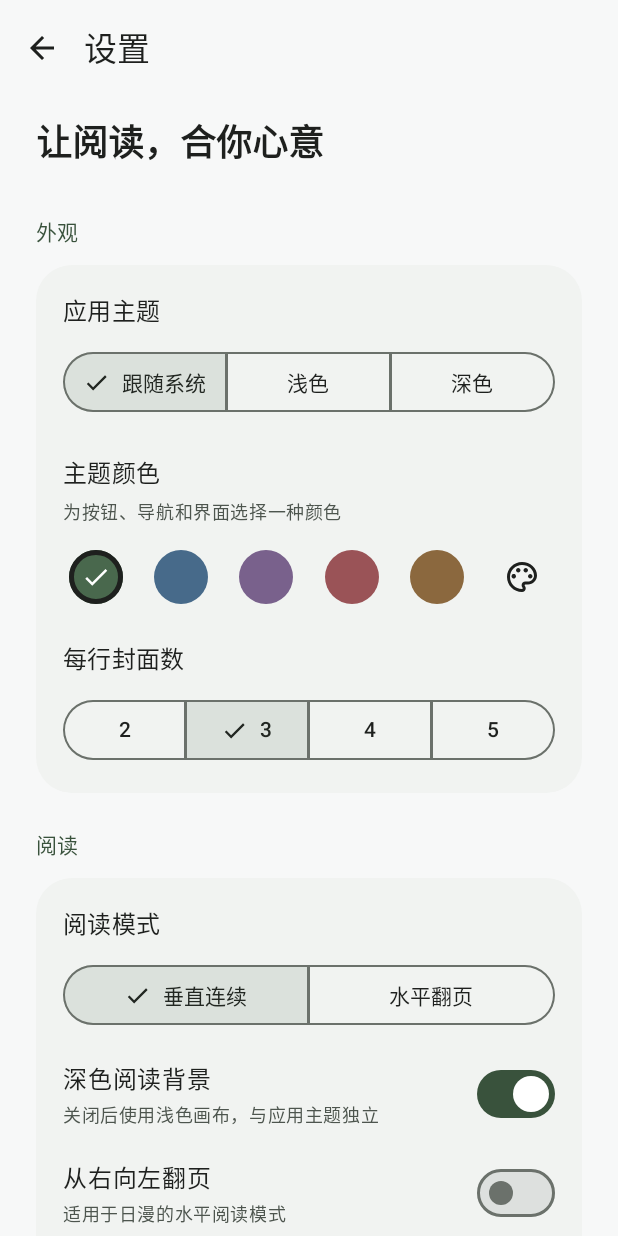
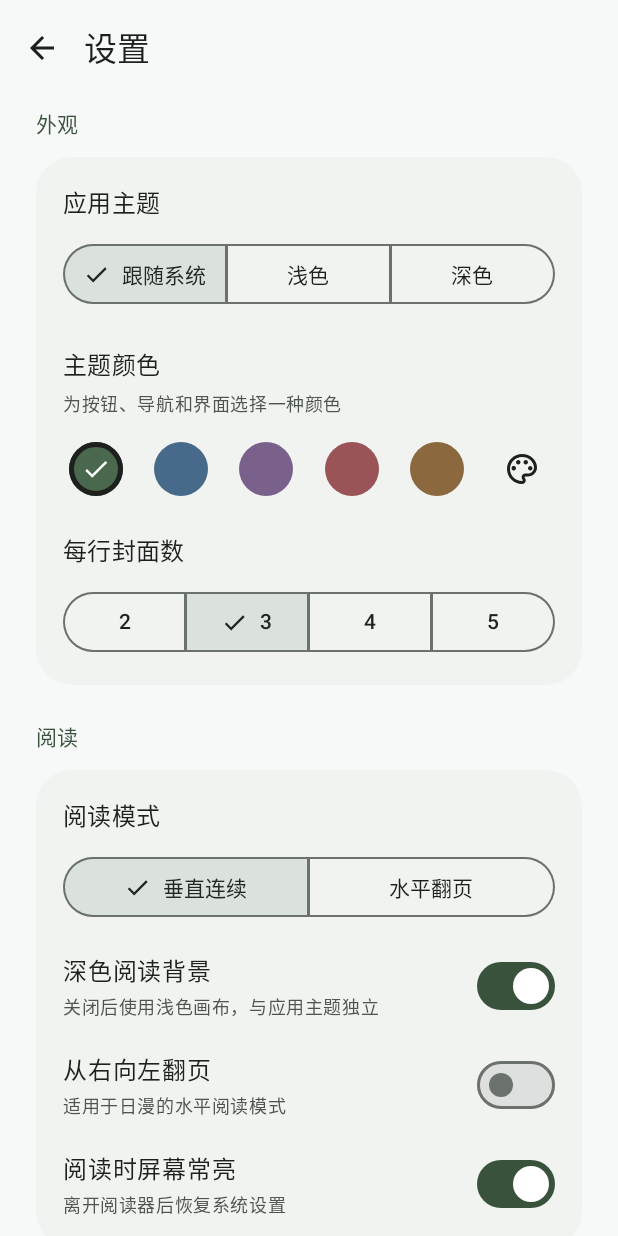
Before and after one commit to Zo-Live/ZViewer, an Android app built with Jetpack Compose: the screen it shows after launch (MainActivity), after a tap on "设置", on a phone screen of 412 x 824 dp. Run offline under Robolectric (Android 15) with nearby library versions, the light colour scheme and no system bars; libraries missing offline, so code that uses them is left out: me.zhanghai.android.

Commit message:
feat: 更新双色 Z 图标并精简界面文案，发布 1.0.1

```diff
--- a/app/build.gradle.kts
+++ b/app/build.gradle.kts
@@ -11,8 +11,8 @@ android {
         applicationId = "dev.zolive.zviewer"
         minSdk = 29
         targetSdk = 36
-        versionCode = 1
-        versionName = "1.0.0"
+        versionCode = 2
+        versionName = "1.0.1"
         testInstrumentationRunner = "androidx.test.runner.AndroidJUnitRunner"
         ndk { abiFilters += listOf("arm64-v8a", "x86_64") }
     }
--- a/app/src/main/java/dev/zolive/zviewer/ui/LibraryScreen.kt
+++ b/app/src/main/java/dev/zolive/zviewer/ui/LibraryScreen.kt
@@ -37,6 +37,7 @@ import androidx.compose.ui.graphics.luminance
 import androidx.compose.ui.graphics.vector.ImageVector
 import androidx.compose.ui.layout.ContentScale
 import androidx.compose.ui.text.font.FontWeight
+import androidx.compose.ui.text.style.TextAlign
 import androidx.compose.ui.text.style.TextOverflow
 import androidx.compose.ui.unit.dp
 import androidx.compose.ui.unit.sp
@@ -161,7 +162,7 @@ private fun LibraryScreen(state: LibraryState, model: LibraryViewModel, onSettin
                     verticalAlignment = Alignment.CenterVertically) {
                     Column(Modifier.weight(1f)) {
                         Text(titles[tab], style = MaterialTheme.typography.headlineLarge, fontWeight = FontWeight.Bold)
-                        Text("${books.size} 本漫画 · 随时翻开，接着读", Modifier.padding(top = 5.dp),
+                        Text("${books.size} 本漫画", Modifier.padding(top = 5.dp),
                             style = MaterialTheme.typography.bodyMedium, color = MaterialTheme.colorScheme.onSurfaceVariant)
                     }
                     IconButton(onClick = model::refresh, enabled = !state.scanning) { Icon(Icons.Outlined.Refresh, "刷新书库") }
@@ -222,17 +223,9 @@ private fun WelcomeScreen(onChooseLibrary: () -> Unit) {
             drawCircle(primary, 6f, Offset(size.width * .53f, size.height * .66f))
         }
         Spacer(Modifier.height(30.dp))
-        Text("好故事，就在手边。", style = MaterialTheme.typography.headlineSmall, fontWeight = FontWeight.Bold)
-        Text("选择一个漫画文件夹，\n把喜欢的世界收进你的书库。", Modifier.padding(top = 14.dp, bottom = 30.dp),
-            color = MaterialTheme.colorScheme.onSurfaceVariant, style = MaterialTheme.typography.bodyLarge,
-            textAlign = androidx.compose.ui.text.style.TextAlign.Center, lineHeight = 26.sp)
         Button(onClick = onChooseLibrary, modifier = Modifier.fillMaxWidth().height(56.dp)) {
             Icon(Icons.Outlined.CreateNewFolder, null); Spacer(Modifier.width(10.dp)); Text("选择书库文件夹", fontSize = 16.sp)
         }
-        Text("ZIP · RAR · 7Z · PDF · 图片文件夹", Modifier.padding(top = 20.dp),
-            style = MaterialTheme.typography.labelMedium, color = MaterialTheme.colorScheme.onSurfaceVariant)
-        Text("本地阅读 · 无需账号 · 不上传文件", Modifier.padding(top = 8.dp, bottom = 36.dp),
-            style = MaterialTheme.typography.labelMedium, color = MaterialTheme.colorScheme.onSurfaceVariant)
     }
 }
 
@@ -242,8 +235,8 @@ private fun EmptyLibrary(scanning: Boolean, filtered: Boolean, onChooseLibrary:
         Icon(Icons.AutoMirrored.Outlined.MenuBook, null, Modifier.size(52.dp), tint = MaterialTheme.colorScheme.primary)
         Text(if (scanning) "正在整理你的书库…" else if (filtered) "还没有符合条件的漫画" else "这个文件夹还没有漫画", Modifier.padding(top = 20.dp),
             style = MaterialTheme.typography.titleMedium)
-        Text(if (filtered) "试试其他筛选条件，或收藏一本喜欢的漫画。" else "可添加压缩包、PDF，或装有图片的子文件夹。", Modifier.padding(top = 12.dp),
-            style = MaterialTheme.typography.bodyMedium, color = MaterialTheme.colorScheme.onSurfaceVariant)
+        Text(if (filtered) "试试其他筛选条件，\n或收藏一本喜欢的漫画。" else "可添加压缩包、PDF，或装有图片的子文件夹。", Modifier.fillMaxWidth().padding(top = 12.dp),
+            style = MaterialTheme.typography.bodyMedium, color = MaterialTheme.colorScheme.onSurfaceVariant, textAlign = TextAlign.Center)
         if (!filtered && !scanning) TextButton(onClick = onChooseLibrary, Modifier.padding(top = 12.dp)) { Text("选择其他文件夹") }
     }
 }
@@ -255,7 +248,7 @@ private fun ContinueCard(book: Book, progress: ReadingProgress, onClick: () -> U
         Row(Modifier.fillMaxWidth().padding(18.dp), verticalAlignment = Alignment.CenterVertically) {
             Icon(Icons.AutoMirrored.Outlined.MenuBook, null, Modifier.size(30.dp))
             Column(Modifier.weight(1f).padding(horizontal = 14.dp)) {
-                Text("继续上次的故事", style = MaterialTheme.typography.labelMedium)
+                Text("继续阅读", style = MaterialTheme.typography.labelMedium)
                 Text(book.title, Modifier.padding(top = 4.dp), style = MaterialTheme.typography.titleSmall, maxLines = 1, overflow = TextOverflow.Ellipsis)
                 Text("第 ${progress.page + 1} / ${progress.total} 页", Modifier.padding(top = 3.dp), style = MaterialTheme.typography.bodySmall)
             }
--- a/app/src/main/java/dev/zolive/zviewer/ui/SettingsScreen.kt
+++ b/app/src/main/java/dev/zolive/zviewer/ui/SettingsScreen.kt
@@ -23,8 +23,8 @@ import androidx.compose.ui.graphics.Color
 import androidx.compose.ui.platform.LocalContext
 import androidx.compose.ui.semantics.contentDescription
 import androidx.compose.ui.semantics.semantics
-import androidx.compose.ui.text.font.FontWeight
 import androidx.compose.ui.unit.dp
+import dev.zolive.zviewer.BuildConfig
 import dev.zolive.zviewer.LibraryState
 import dev.zolive.zviewer.LibraryViewModel
 import dev.zolive.zviewer.data.ReaderSettings
@@ -43,7 +43,6 @@ fun SettingsScreen(state: LibraryState, model: LibraryViewModel, onBack: () -> U
     }) }) { padding ->
         Column(Modifier.fillMaxSize().padding(padding).verticalScroll(rememberScrollState()).padding(horizontal = 24.dp),
             verticalArrangement = Arrangement.spacedBy(12.dp)) {
-            SettingsHeading("让阅读，合你心意")
             Text("外观", Modifier.padding(top = 8.dp), style = MaterialTheme.typography.titleSmall, color = MaterialTheme.colorScheme.primary)
             SettingsCard {
                 Text("应用主题", style = MaterialTheme.typography.titleMedium)
@@ -92,9 +91,7 @@ fun SettingsScreen(state: LibraryState, model: LibraryViewModel, onBack: () -> U
                 }, leadingContent = { Icon(Icons.Outlined.CleaningServices, null) },
                     modifier = Modifier.clickable { confirmClear = true }, colors = ListItemDefaults.colors(containerColor = Color.Transparent))
             }
-            TextButton(onClick = { about = true }, Modifier.align(Alignment.CenterHorizontally).padding(top = 8.dp)) { Text("关于 ZViewer 1.0.0") }
-            Text("留一点时间，给喜欢的故事。", Modifier.align(Alignment.CenterHorizontally).padding(bottom = 32.dp),
-                style = MaterialTheme.typography.bodySmall, color = MaterialTheme.colorScheme.onSurfaceVariant)
+            TextButton(onClick = { about = true }, Modifier.align(Alignment.CenterHorizontally).padding(top = 8.dp, bottom = 32.dp)) { Text("关于 ZViewer ${BuildConfig.VERSION_NAME}") }
         }
     }
     if (customColor) {
@@ -115,7 +112,7 @@ fun SettingsScreen(state: LibraryState, model: LibraryViewModel, onBack: () -> U
         confirmButton = { TextButton(onClick = { model.clearCache(); confirmClear = false }) { Text("清理") } },
         dismissButton = { TextButton(onClick = { confirmClear = false }) { Text("取消") } })
     if (about) AlertDialog(onDismissRequest = { about = false }, title = { Text("ZViewer · 本地漫画阅读器") },
-        text = { Text("版本 1.0.0\n\n支持 ZIP / CBZ、RAR / CBR、7Z、PDF 与图片文件夹。支持 APNG、动态 WebP、GIF、AVIF 及常用静态图片。\n\n全部阅读数据仅保存在本机，不联网、不上传文件。密码保护、分卷压缩包及 DRM 文件请先自行转换。\n\n开源组件：AndroidX / Compose（Apache 2.0）、APNG4Android（Apache 2.0）、libarchive（BSD）、libavif（BSD）。\n\nHEIF / HEIC 的可解码范围取决于设备系统解码器。") },
+        text = { Text("版本 ${BuildConfig.VERSION_NAME}\n\n支持 ZIP / CBZ、RAR / CBR、7Z、PDF 与图片文件夹。支持 APNG、动态 WebP、GIF、AVIF 及常用静态图片。\n\n全部阅读数据仅保存在本机，不联网、不上传文件。密码保护、分卷压缩包及 DRM 文件请先自行转换。\n\n开源组件：AndroidX / Compose（Apache 2.0）、APNG4Android（Apache 2.0）、libarchive（BSD）、libavif（BSD）。\n\nHEIF / HEIC 的可解码范围取决于设备系统解码器。") },
         confirmButton = { TextButton(onClick = { about = false }) { Text("知道了") } },
         dismissButton = { TextButton(onClick = { about = false; licenses = true }) { Text("开源许可") } })
     if (licenses) {
@@ -128,11 +125,6 @@ fun SettingsScreen(state: LibraryState, model: LibraryViewModel, onBack: () -> U
             text = { Text(notices, Modifier.heightIn(max = 420.dp).verticalScroll(rememberScrollState()), style = MaterialTheme.typography.bodySmall) },
             confirmButton = { TextButton(onClick = { licenses = false }) { Text("关闭") } })
     }
-}
-
-@Composable
-private fun SettingsHeading(text: String) {
-    Text(text, Modifier.padding(top = 12.dp, bottom = 12.dp), style = MaterialTheme.typography.headlineSmall, fontWeight = FontWeight.Bold)
 }
 
 @Composable
--- /dev/null
+++ b/app/src/main/res/drawable/ic_launcher_background.xml
@@ -0,0 +1,4 @@
+<vector xmlns:android="http://schemas.android.com/apk/res/android" android:width="108dp" android:height="108dp" android:viewportWidth="108" android:viewportHeight="108">
+    <path android:fillColor="@color/icon_background" android:pathData="M0,0 H108 V108 H0 Z" />
+    <path android:fillColor="#0A1F16" android:pathData="M54,0 H108 V108 H54 Z" />
+</vector>
--- /dev/null
+++ b/app/src/main/res/drawable/ic_launcher_monochrome.xml
@@ -0,0 +1,5 @@
+<vector xmlns:android="http://schemas.android.com/apk/res/android" android:width="108dp" android:height="108dp" android:viewportWidth="108" android:viewportHeight="108">
+    <group android:scaleX="0.140625" android:scaleY="0.140625" android:translateX="18" android:translateY="18">
+        <path android:fillColor="#FFFFFFFF" android:pathData="M122,102 L390,102 L390,156 L233,340 L392,340 L392,408 L118,408 L118,356 L274,170 L122,170 Z" />
+    </group>
+</vector>
--- a/app/src/main/res/mipmap-anydpi-v26/ic_launcher.xml
+++ b/app/src/main/res/mipmap-anydpi-v26/ic_launcher.xml
@@ -1,5 +1,5 @@
 <adaptive-icon xmlns:android="http://schemas.android.com/apk/res/android">
-    <background android:drawable="@color/icon_background" />
+    <background android:drawable="@drawable/ic_launcher_background" />
     <foreground android:drawable="@drawable/ic_launcher_foreground" />
-    <monochrome android:drawable="@drawable/ic_launcher_foreground" />
+    <monochrome android:drawable="@drawable/ic_launcher_monochrome" />
 </adaptive-icon>
--- a/app/src/main/res/values/colors.xml
+++ b/app/src/main/res/values/colors.xml
@@ -1 +1 @@
-<resources><color name="icon_background">#36523C</color></resources>
+<resources><color name="icon_background">#123022</color></resources>
```
Also changed, not shown: app/src/main/res/drawable/ic_launcher_foreground.xml (+7 -2 lines), 3 other files.
